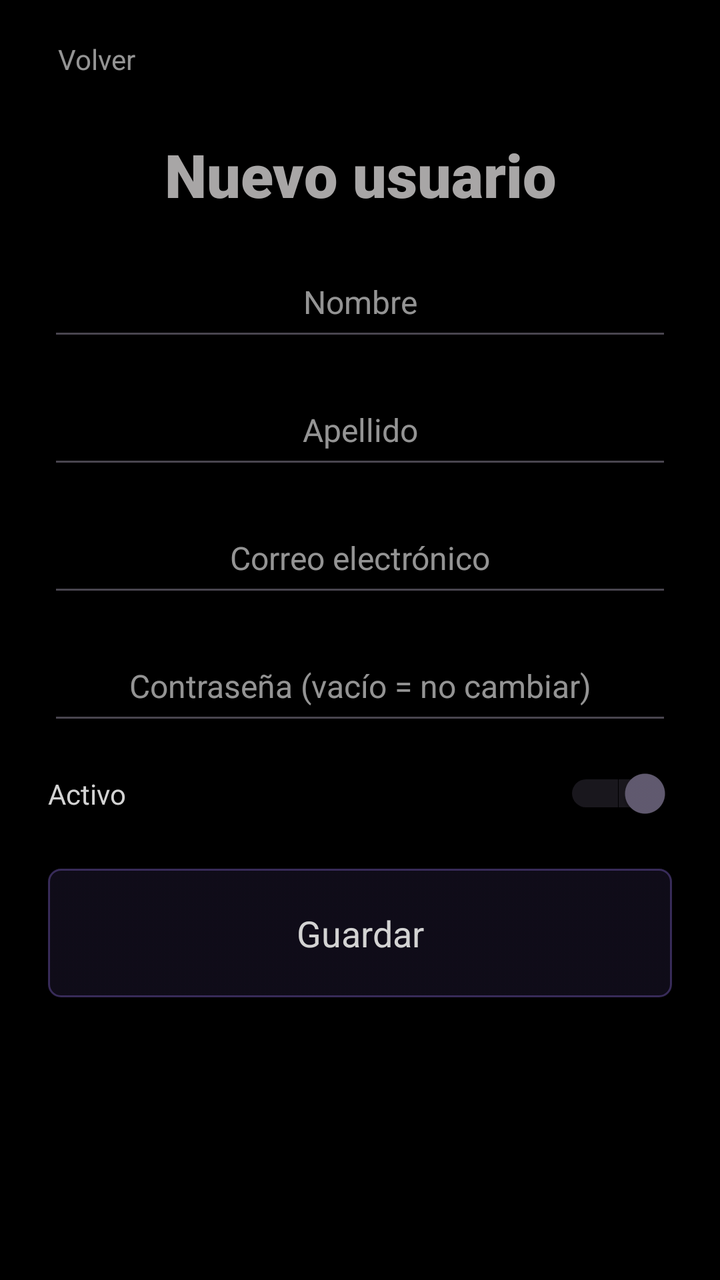
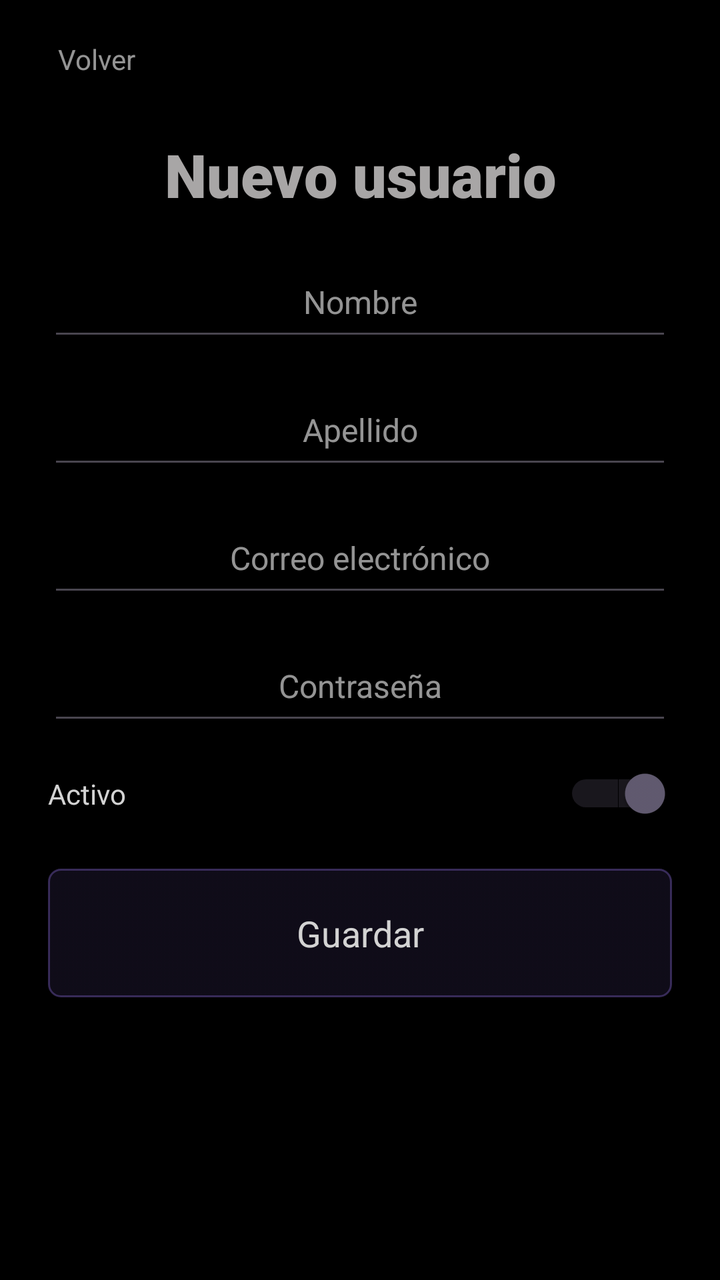

Compare the two renders of this Android layout. The source of the first and the diff that turns it into the second are given below.
<!-- AndroidManifest.xml: application theme Theme.PROYECTOPENKA -->
<!-- res/layout/activity_usuario_form.xml -->
<?xml version="1.0" encoding="utf-8"?>
<androidx.constraintlayout.widget.ConstraintLayout xmlns:android="http://schemas.android.com/apk/res/android"
    xmlns:app="http://schemas.android.com/apk/res-auto"
    xmlns:tools="http://schemas.android.com/tools"
    android:id="@+id/main"
    android:layout_width="match_parent"
    android:layout_height="match_parent"
    tools:context=".UsuarioForm">

    <Button
        android:id="@+id/btnbackusuarioform"
        style="@style/Boton.Volver"
        android:layout_width="wrap_content"
        android:layout_height="wrap_content"
        android:layout_marginStart="8dp"
        android:layout_marginTop="8dp"
        android:text="Volver"
        app:layout_constraintStart_toStartOf="parent"
        app:layout_constraintTop_toTopOf="parent" />

    <TextView
        android:id="@+id/titleusuarioform"
        style="@style/Titulo"
        android:layout_width="wrap_content"
        android:layout_height="wrap_content"
        android:layout_marginTop="16dp"
        android:text="Nuevo usuario"
        app:layout_constraintEnd_toEndOf="parent"
        app:layout_constraintStart_toStartOf="parent"
        app:layout_constraintTop_toBottomOf="@+id/btnbackusuarioform" />

    <ScrollView
        android:layout_width="0dp"
        android:layout_height="0dp"
        android:layout_marginStart="24dp"
        android:layout_marginTop="16dp"
        android:layout_marginEnd="24dp"
        android:layout_marginBottom="16dp"
        app:layout_constraintBottom_toBottomOf="parent"
        app:layout_constraintEnd_toEndOf="parent"
        app:layout_constraintStart_toStartOf="parent"
        app:layout_constraintTop_toBottomOf="@+id/titleusuarioform">

        <LinearLayout
            android:layout_width="match_parent"
            android:layout_height="wrap_content"
            android:orientation="vertical">

            <EditText
                android:id="@+id/formUsuarioNombre"
                style="@style/Campo"
                android:autofillHints="personName"
                android:hint="Nombre"
                android:inputType="textPersonName" />

            <EditText
                android:id="@+id/formUsuarioApellido"
                style="@style/Campo"
                android:layout_marginTop="12dp"
                android:autofillHints="personName"
                android:hint="Apellido"
                android:inputType="textPersonName" />

            <EditText
                android:id="@+id/formUsuarioEmail"
                style="@style/Campo"
                android:layout_marginTop="12dp"
                android:autofillHints="emailAddress"
                android:hint="Correo electrónico"
                android:inputType="textEmailAddress" />

            <EditText
                android:id="@+id/formUsuarioPassword"
                style="@style/Campo"
                android:layout_marginTop="12dp"
                android:autofillHints="password"
                android:hint="Contraseña (vacío = no cambiar)"
                android:inputType="textPassword" />

            <Switch
                android:id="@+id/formUsuarioActivo"
                android:layout_width="match_parent"
                android:layout_height="wrap_content"
                android:layout_marginTop="16dp"
                android:checked="true"
                android:text="Activo"
                android:textColor="@color/texto" />

            <Button
                android:id="@+id/btnsaveusuario"
                style="@style/Boton"
                android:layout_width="match_parent"
                android:layout_height="wrap_content"
                android:layout_marginTop="24dp"
                android:layout_marginBottom="16dp"
                android:text="Guardar" />

        </LinearLayout>

    </ScrollView>

</androidx.constraintlayout.widget.ConstraintLayout>
<!-- resources referenced by this layout -->
<resources>
  <color name="texto">#FFD3D3D3</color>
  <style name="Boton" parent="Widget.AppCompat.Button.Borderless">
          <item name="android:background">@drawable/fondo_boton</item>
          <item name="android:textColor">@color/texto_boton</item>
          <item name="android:textAllCaps">false</item>
          <item name="android:fontFamily">sans-serif</item>
          <item name="android:textSize">18sp</item>
          <item name="android:minHeight">56dp</item>
          <item name="android:paddingStart">24dp</item>
          <item name="android:paddingEnd">24dp</item>
          <item name="android:paddingTop">16dp</item>
          <item name="android:paddingBottom">16dp</item>
      </style>
  <style name="Boton.Volver">
          <item name="android:background">@drawable/fondo_boton_plano</item>
          <item name="android:textColor">@color/texto_pista</item>
          <item name="android:textSize">14sp</item>
          <item name="android:minHeight">40dp</item>
          <item name="android:paddingStart">8dp</item>
          <item name="android:paddingEnd">16dp</item>
          <item name="android:paddingTop">8dp</item>
          <item name="android:paddingBottom">8dp</item>
          <item name="android:drawableStart">@drawable/ic_volver</item>
          <item name="android:drawablePadding">6dp</item>
      </style>
  <style name="Campo" parent="Widget.AppCompat.EditText">
          <item name="android:layout_width">match_parent</item>
          <item name="android:layout_height">52dp</item>
          <item name="android:fontFamily">sans-serif</item>
          <item name="android:textSize">16sp</item>
          <item name="android:textColor">@color/texto</item>
          <item name="android:textColorHint">@color/texto_pista</item>
          <item name="android:textAlignment">center</item>
      </style>
  <style name="Titulo">
          <item name="android:fontFamily">sans-serif-black</item>
          <item name="android:textColor">@color/texto_titulo</item>
          <item name="android:textSize">30sp</item>
          <item name="android:textAlignment">center</item>
      </style>
  <style name="Theme.PROYECTOPENKA" parent="Base.Theme.PROYECTOPENKA" />
  <!-- drawable fondo_boton_plano (drawable) -->
  <?xml version="1.0" encoding="utf-8"?>
  <selector xmlns:android="http://schemas.android.com/apk/res/android">
      <item android:state_pressed="true">
          <shape android:shape="rectangle">
              <solid android:color="#26FFFFFF" />
              <corners android:radius="6dp" />
          </shape>
      </item>
      <item>
          <shape android:shape="rectangle">
              <solid android:color="#00000000" />
              <corners android:radius="6dp" />
          </shape>
      </item>
  </selector>
  <color name="texto_pista">#B3D3D3D3</color>
  <!-- drawable ic_volver (drawable) -->
  <?xml version="1.0" encoding="utf-8"?>
  <vector xmlns:android="http://schemas.android.com/apk/res/android"
      android:width="20dp"
      android:height="20dp"
      android:viewportWidth="24"
      android:viewportHeight="24">
      <path
          android:fillColor="#FFD3D3D3"
          android:pathData="M15.41,7.41L14,6l-6,6 6,6 1.41,-1.41L10.83,12z" />
  </vector>
  <color name="texto_titulo">#FFA8A6A6</color>
  <style name="Base.Theme.PROYECTOPENKA" parent="Theme.Material3.DayNight.NoActionBar">
          <item name="android:windowBackground">@android:color/black</item>
          <item name="android:windowAnimationStyle">@style/FadeTransition</item>
      </style>
  <color name="borde">#80397676</color>
  <style name="FadeTransition" parent="@android:style/Animation.Activity">
          <item name="android:activityOpenEnterAnimation">@anim/fade_in</item>
          <item name="android:activityOpenExitAnimation">@anim/fade_out</item>
          <item name="android:activityCloseEnterAnimation">@anim/fade_in</item>
          <item name="android:activityCloseExitAnimation">@anim/fade_out</item>
      </style>
  <!-- unchanged entries left out for length: 1 -->
</resources>

<!-- the commit's change to res/layout/activity_usuario_form.xml (unified diff, before → after) -->
@@ -69,12 +69,13 @@
                 android:hint="Correo electrónico"
                 android:inputType="textEmailAddress" />
 
+            
             <EditText
                 android:id="@+id/formUsuarioPassword"
                 style="@style/Campo"
                 android:layout_marginTop="12dp"
                 android:autofillHints="password"
-                android:hint="Contraseña (vacío = no cambiar)"
+                android:hint="Contraseña"
                 android:inputType="textPassword" />
 
             <Switch
